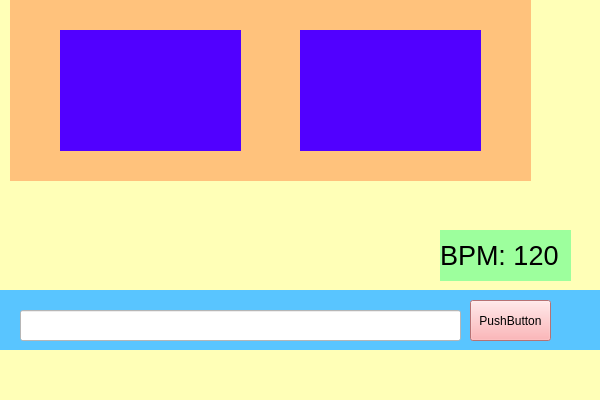
monptt/pttvj, file pttvj/mainwindow.ui: the form before one commit.
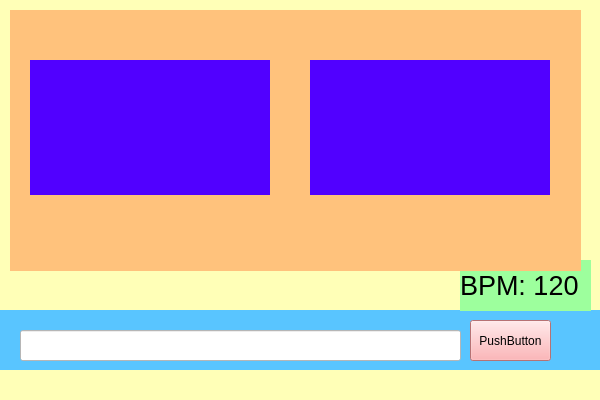
The form after the commit.

```diff
--- a/pttvj/mainwindow.ui
+++ b/pttvj/mainwindow.ui
@@ -21,7 +21,7 @@
     <property name="geometry">
      <rect>
       <x>0</x>
-      <y>290</y>
+      <y>310</y>
       <width>600</width>
       <height>60</height>
      </rect>
@@ -62,8 +62,8 @@
    <widget class="QLabel" name="bpmLabel">
     <property name="geometry">
      <rect>
-      <x>440</x>
-      <y>230</y>
+      <x>460</x>
+      <y>260</y>
       <width>131</width>
       <height>51</height>
      </rect>
@@ -84,9 +84,9 @@
     <property name="geometry">
      <rect>
       <x>10</x>
-      <y>0</y>
-      <width>521</width>
-      <height>181</height>
+      <y>10</y>
+      <width>571</width>
+      <height>261</height>
      </rect>
     </property>
     <property name="styleSheet">
@@ -95,10 +95,10 @@
     <widget class="QWidget" name="deckLWidget" native="true">
      <property name="geometry">
       <rect>
-       <x>50</x>
-       <y>30</y>
-       <width>181</width>
-       <height>121</height>
+       <x>20</x>
+       <y>50</y>
+       <width>240</width>
+       <height>135</height>
       </rect>
      </property>
      <property name="styleSheet">
@@ -108,10 +108,10 @@
     <widget class="QWidget" name="deckRWidget" native="true">
      <property name="geometry">
       <rect>
-       <x>290</x>
-       <y>30</y>
-       <width>181</width>
-       <height>121</height>
+       <x>300</x>
+       <y>50</y>
+       <width>240</width>
+       <height>135</height>
       </rect>
      </property>
      <property name="styleSheet">
```
